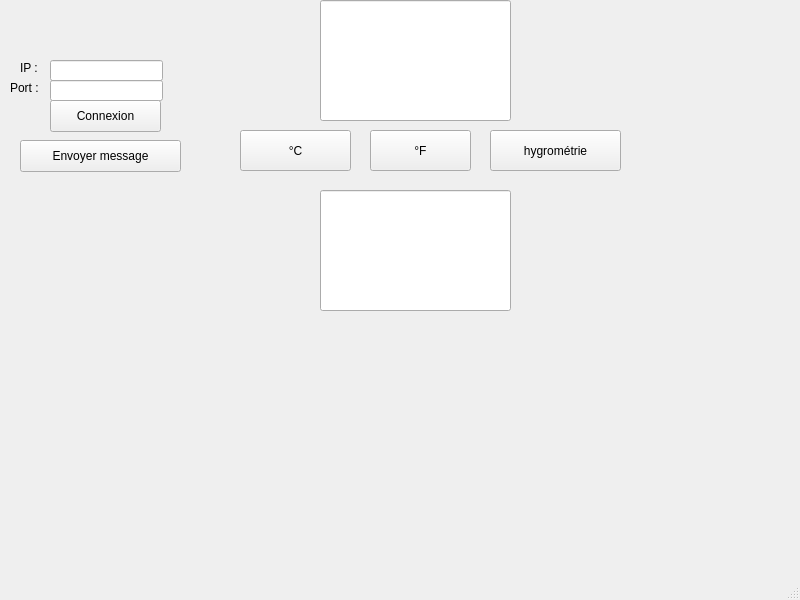
First picture: the form in client/clientqt.ui, repository ttiennot/Client-Serveur, before the edit.
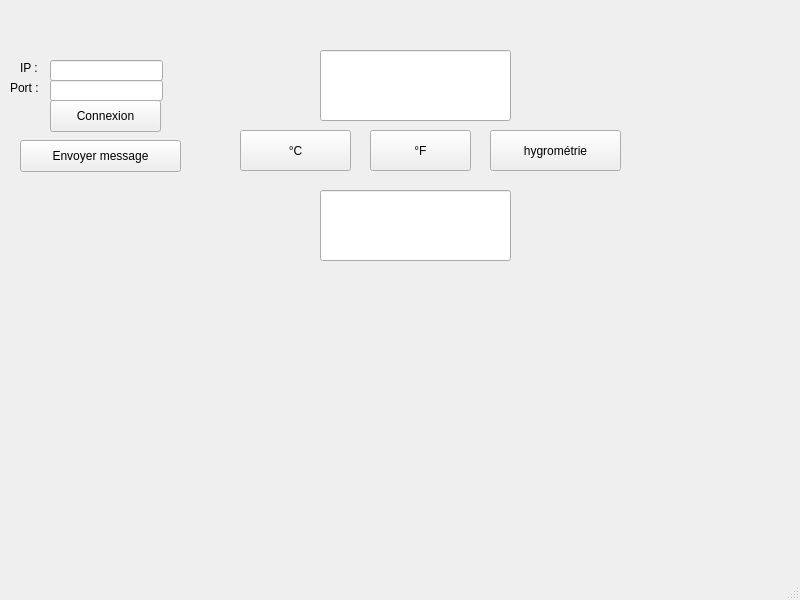
Second picture: the form after the edit.

Commit message: last version .cpp et .ui

```diff
--- a/client/clientqt.ui
+++ b/client/clientqt.ui
@@ -142,9 +142,9 @@
     <property name="geometry">
      <rect>
       <x>320</x>
-      <y>0</y>
+      <y>50</y>
       <width>191</width>
-      <height>121</height>
+      <height>71</height>
      </rect>
     </property>
    </widget>
@@ -154,7 +154,7 @@
       <x>320</x>
       <y>190</y>
       <width>191</width>
-      <height>121</height>
+      <height>71</height>
      </rect>
     </property>
    </widget>
```
The commit also changes 2 other files.
